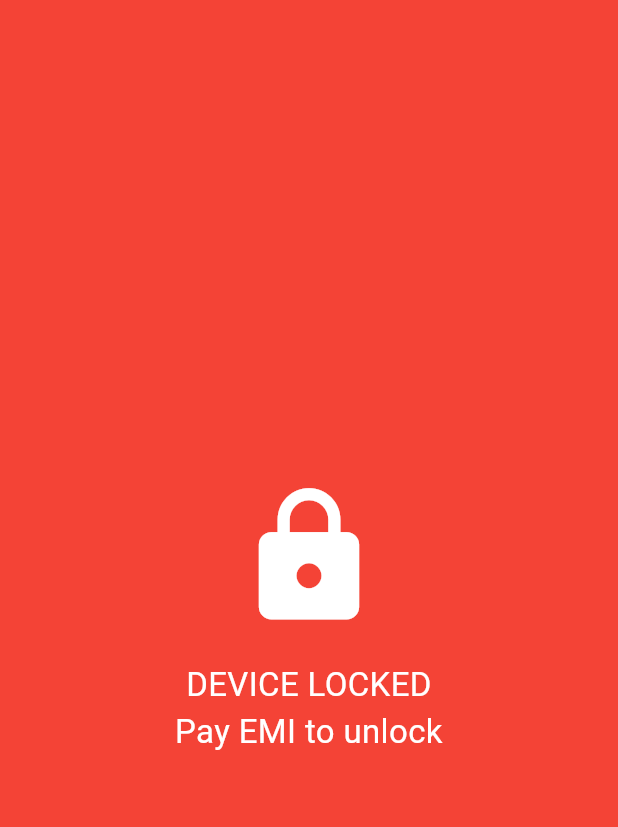
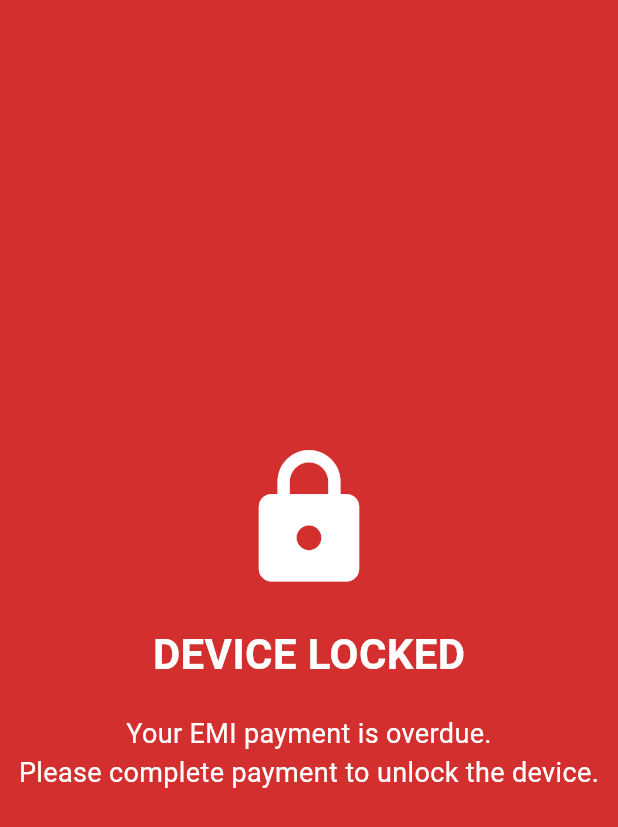
Before and after one commit to Sukhmeetsingh306/EMI_Locker_Application, a Flutter app: the LockScreen screen opened by its route, on a phone screen of 412 x 824 dp. Shown: the top 827 px of the screen. Run offline on Flutter 3.47's test engine with Material 3 defaults, Android fonts, the light colour scheme and no system bars; our stand-ins replace device_info_plus, dio, go_router, shared_preferences; accounts and stored records are empty.

Commit message:
feat: update LockScreen UI with improved text and background color for better visibility

```diff
--- a/lib/screen/lock_screen.dart
+++ b/lib/screen/lock_screen.dart
@@ -6,17 +6,30 @@ class LockScreen extends StatelessWidget {
   @override
   Widget build(BuildContext context) {
     return Scaffold(
-      backgroundColor: Colors.red,
+      backgroundColor: Colors.red.shade700,
       body: Center(
         child: Column(
           mainAxisAlignment: MainAxisAlignment.center,
           children: const [
-            Icon(Icons.lock, size: 100, color: Colors.white),
+            Icon(Icons.lock, color: Colors.white, size: 100),
+
             SizedBox(height: 20),
+
             Text(
-              "DEVICE LOCKED\nPay EMI to unlock",
+              "DEVICE LOCKED",
+              style: TextStyle(
+                fontSize: 28,
+                color: Colors.white,
+                fontWeight: FontWeight.bold,
+              ),
+            ),
+
+            SizedBox(height: 20),
+
+            Text(
+              "Your EMI payment is overdue.\nPlease complete payment to unlock the device.",
               textAlign: TextAlign.center,
-              style: TextStyle(fontSize: 22, color: Colors.white),
+              style: TextStyle(fontSize: 18, color: Colors.white),
             ),
           ],
         ),
```
